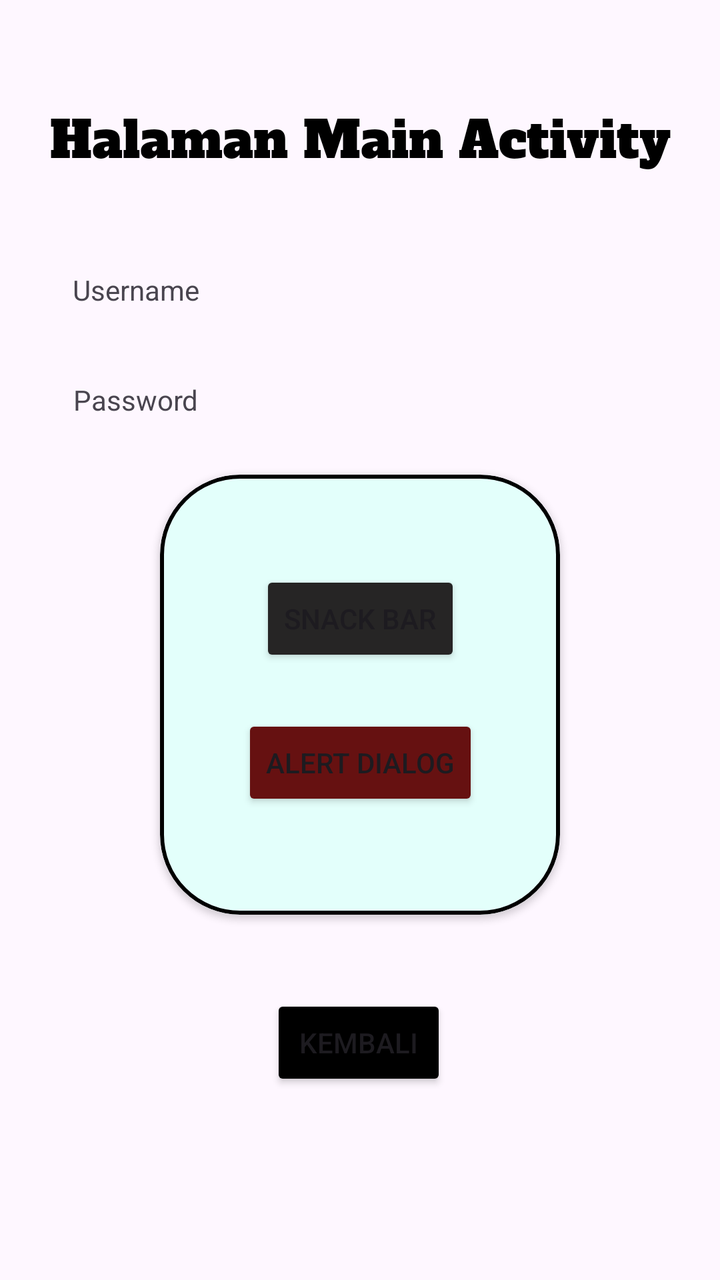
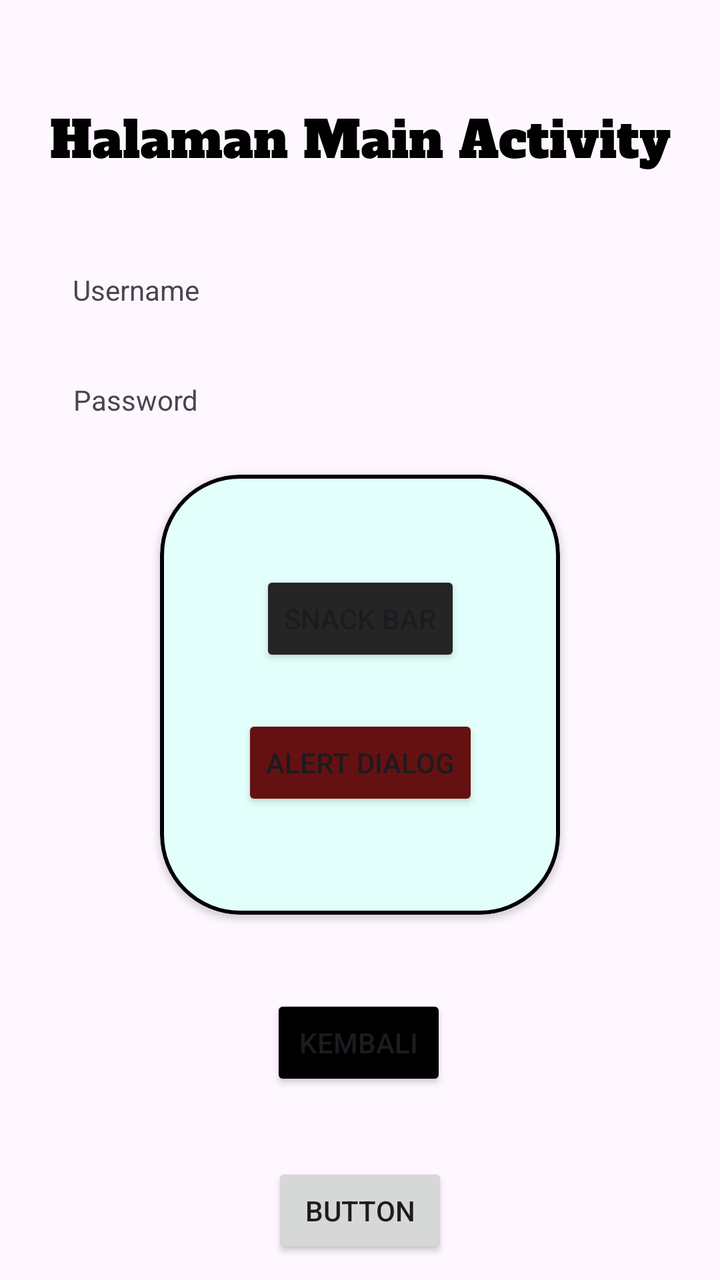

Screens rendered from an Android XML layout before and after an edit, with the pre-edit source and the edit as a unified diff.
<!-- AndroidManifest.xml: application theme Theme.Marcel_3tib -->
<!-- res/layout/activity_main.xml -->
<?xml version="1.0" encoding="utf-8"?>
<androidx.constraintlayout.widget.ConstraintLayout xmlns:android="http://schemas.android.com/apk/res/android"
    xmlns:app="http://schemas.android.com/apk/res-auto"
    xmlns:tools="http://schemas.android.com/tools"
    android:id="@+id/main"
    android:layout_width="match_parent"
    android:layout_height="match_parent"
    tools:context=".MainActivity">

    <TextView
        android:id="@+id/txtUsername"
        android:layout_width="wrap_content"
        android:layout_height="wrap_content"
        android:layout_marginTop="48dp"
        android:text="Username"
        app:layout_constraintEnd_toEndOf="parent"
        app:layout_constraintHorizontal_bias="0.123"
        app:layout_constraintStart_toStartOf="parent"
        app:layout_constraintTop_toBottomOf="@+id/textView4" />

    <TextView
        android:id="@+id/txtPassword"
        android:layout_width="wrap_content"
        android:layout_height="wrap_content"
        android:layout_marginTop="36dp"
        android:text="Password"
        app:layout_constraintEnd_toEndOf="@+id/txtUsername"
        app:layout_constraintHorizontal_bias="0.504"
        app:layout_constraintStart_toStartOf="@+id/txtUsername"
        app:layout_constraintTop_toBottomOf="@+id/txtUsername" />

    <TextView
        android:id="@+id/textView4"
        android:layout_width="wrap_content"
        android:layout_height="wrap_content"
        android:layout_marginTop="48dp"
        android:fontFamily="@font/alfaslabone_regular"
        android:text="Halaman Main Activity"
        android:textSize="25dp"
        android:textColor="@color/black"
        app:layout_constraintEnd_toEndOf="parent"
        app:layout_constraintStart_toStartOf="parent"
        app:layout_constraintTop_toTopOf="parent" />


    <com.google.android.material.card.MaterialCardView
        android:id="@+id/materialCardView"
        android:layout_width="200dp"
        android:layout_height="220dp"
        android:layout_marginTop="28dp"
        app:layout_constraintEnd_toEndOf="parent"
        app:cardBackgroundColor="#E3FFFB"
        app:cardElevation="2dp"
        app:strokeColor="@color/black"
        app:strokeWidth="2dp"
        app:cardCornerRadius="40dp"
        app:layout_constraintStart_toStartOf="parent"
        app:layout_constraintTop_toBottomOf="@+id/txtPassword">

        <androidx.constraintlayout.widget.ConstraintLayout
            android:layout_width="match_parent"
            android:layout_height="match_parent">


            <Button
                android:id="@+id/btnSnack"
                android:layout_width="wrap_content"
                android:layout_height="wrap_content"
                android:layout_marginTop="48dp"
                android:backgroundTint="#262525"
                android:text="Snack Bar"
                app:layout_constraintEnd_toEndOf="parent"
                app:layout_constraintStart_toStartOf="parent"
                app:layout_constraintTop_toTopOf="parent" />

            <Button
                android:id="@+id/btnAlert"
                android:layout_width="wrap_content"
                android:layout_height="wrap_content"
                android:layout_marginTop="24dp"
                android:text="Alert Dialog"
                android:backgroundTint="#661111"
                app:layout_constraintEnd_toEndOf="parent"
                app:layout_constraintStart_toStartOf="parent"
                app:layout_constraintTop_toBottomOf="@+id/btnSnack" />
        </androidx.constraintlayout.widget.ConstraintLayout>


    </com.google.android.material.card.MaterialCardView>


    <Button
        android:id="@+id/btnKembali"
        android:layout_width="wrap_content"
        android:layout_height="wrap_content"
        android:layout_marginTop="40dp"
        android:text="kembali"
        android:backgroundTint="@color/black"
        app:layout_constraintEnd_toEndOf="parent"
        app:layout_constraintHorizontal_bias="0.498"
        app:layout_constraintStart_toStartOf="parent"
        app:layout_constraintTop_toBottomOf="@+id/materialCardView" />
</androidx.constraintlayout.widget.ConstraintLayout>
<!-- resources referenced by this layout -->
<resources>
  <color name="black">#FF000000</color>
  <style name="Theme.Marcel_3tib" parent="Base.Theme.Marcel_3tib" />
  <style name="Base.Theme.Marcel_3tib" parent="Theme.Material3.DayNight.NoActionBar">
          
          
      </style>
</resources>

<!-- the commit's change to res/layout/activity_main.xml (unified diff, before → after) -->
@@ -100,4 +100,15 @@
         app:layout_constraintHorizontal_bias="0.498"
         app:layout_constraintStart_toStartOf="parent"
         app:layout_constraintTop_toBottomOf="@+id/materialCardView" />
+
+    <Button
+        android:id="@+id/btnToLima"
+        android:layout_width="wrap_content"
+        android:layout_height="wrap_content"
+        android:layout_marginTop="36dp"
+        android:text="Button"
+
+        app:layout_constraintEnd_toEndOf="parent"
+        app:layout_constraintStart_toStartOf="parent"
+        app:layout_constraintTop_toBottomOf="@+id/btnKembali" />
 </androidx.constraintlayout.widget.ConstraintLayout>
